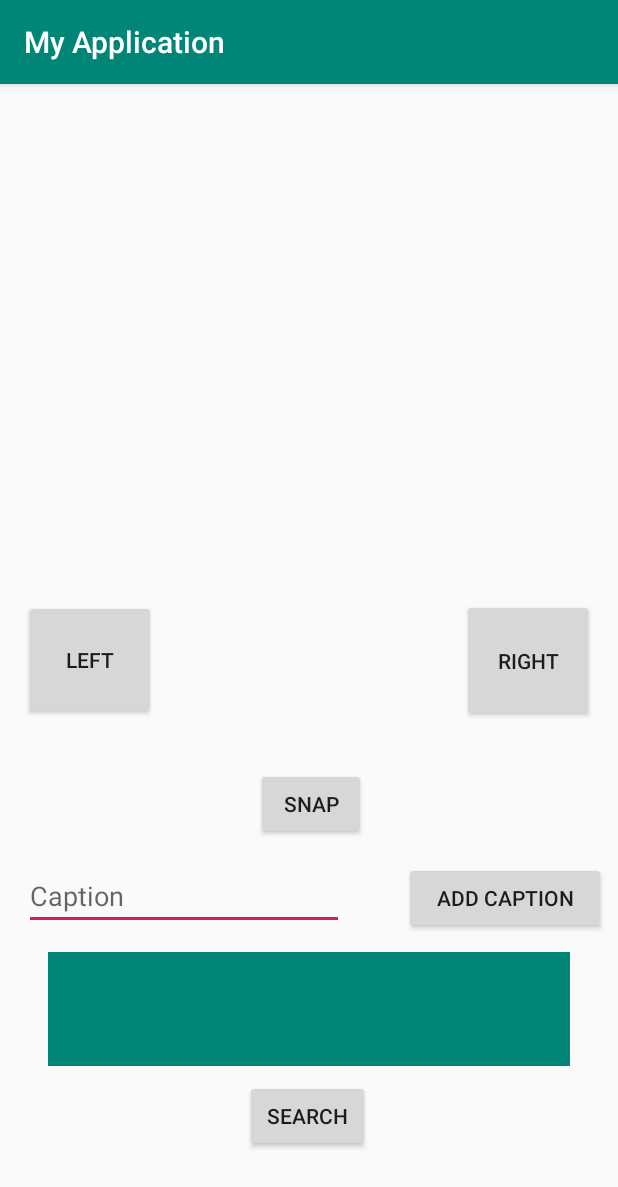
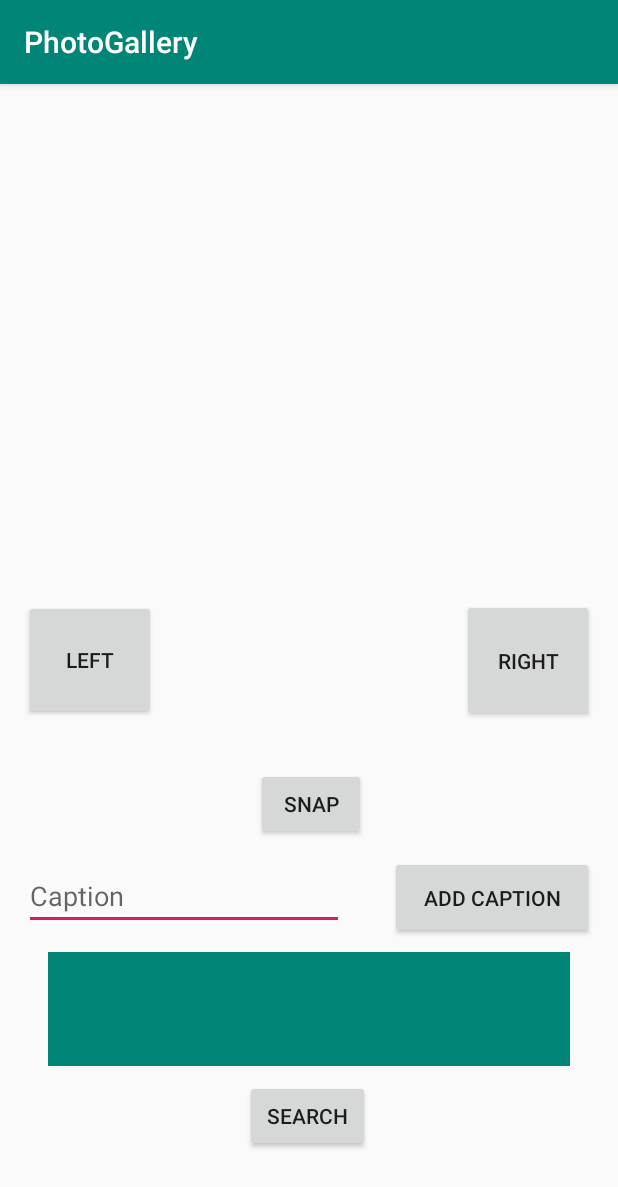
Before and after one commit to Stubudd/MyApplication8, an Android app: the screen it shows after launch (MainActivity), on a phone screen of 412 x 824 dp. Shown: the top 1187 px of the screen. Run offline under Robolectric (Android 15) with nearby library versions, the phone set to English and light mode, and no system bars; 3 statements that could not run were skipped.

Commit message:
Final look & feel

```diff
--- a/app/src/main/AndroidManifest.xml
+++ b/app/src/main/AndroidManifest.xml
@@ -6,7 +6,7 @@
     <application
         android:allowBackup="true"
         android:icon="@mipmap/ic_launcher"
-        android:label="@string/app_name"
+        android:label="PhotoGallery"
         android:roundIcon="@mipmap/ic_launcher_round"
         android:supportsRtl="true"
         android:theme="@style/AppTheme">
--- a/app/src/main/res/layout/activity_main.xml
+++ b/app/src/main/res/layout/activity_main.xml
@@ -139,15 +139,14 @@
     <Button
         android:id="@+id/buttonCaption"
         android:layout_width="0dp"
-        android:layout_height="48dp"
-        android:layout_marginStart="40dp"
-        android:layout_marginLeft="40dp"
-        android:layout_marginEnd="8dp"
-        android:layout_marginRight="8dp"
+        android:layout_height="55dp"
+        android:layout_marginStart="16dp"
+        android:layout_marginLeft="16dp"
+        android:layout_marginEnd="16dp"
+        android:layout_marginRight="16dp"
         android:text="Add Caption"
         app:layout_constraintBaseline_toBaselineOf="@+id/CaptionCaptured"
         app:layout_constraintEnd_toEndOf="parent"
-        app:layout_constraintHorizontal_bias="0.0"
-        app:layout_constraintStart_toEndOf="@+id/CaptionCaptured" />
+        app:layout_constraintStart_toEndOf="@+id/Snap" />
 
 </android.support.constraint.ConstraintLayout>
```
